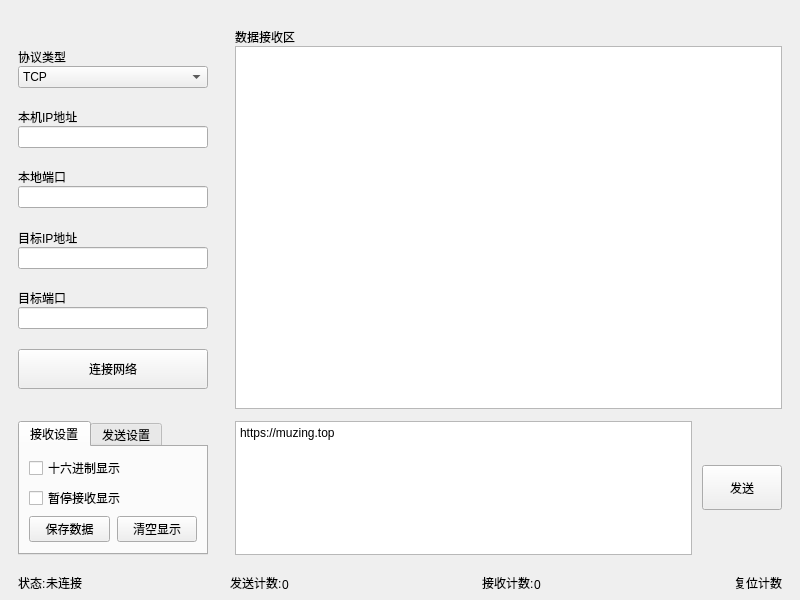
Above: UI/MainWindowUI.ui from muziing/NetAssist_PyQt before the change. Below: the same form after it.
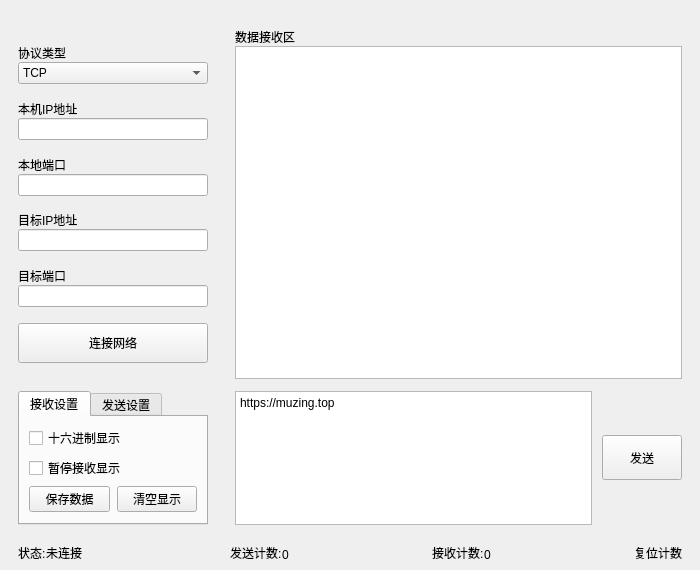
That is the form after the change. Icons and pictures are not drawn. Custom widgets are drawn as their Qt base class.

Commit message: 更改窗口尺寸；更改两个CheckBox名称

```diff
--- a/UI/MainWindowUI.ui
+++ b/UI/MainWindowUI.ui
@@ -6,8 +6,8 @@
    <rect>
     <x>0</x>
     <y>0</y>
-    <width>800</width>
-    <height>600</height>
+    <width>700</width>
+    <height>570</height>
    </rect>
   </property>
   <property name="minimumSize">
@@ -16,12 +16,6 @@
     <height>500</height>
    </size>
   </property>
-  <property name="maximumSize">
-   <size>
-    <width>2100</width>
-    <height>1800</height>
-   </size>
-  </property>
   <property name="windowTitle">
    <string>网络调试助手</string>
   </property>
```
Left out of the diff: 6 changed lines with no effect on the pictures. The commit also changes 1 other file.
